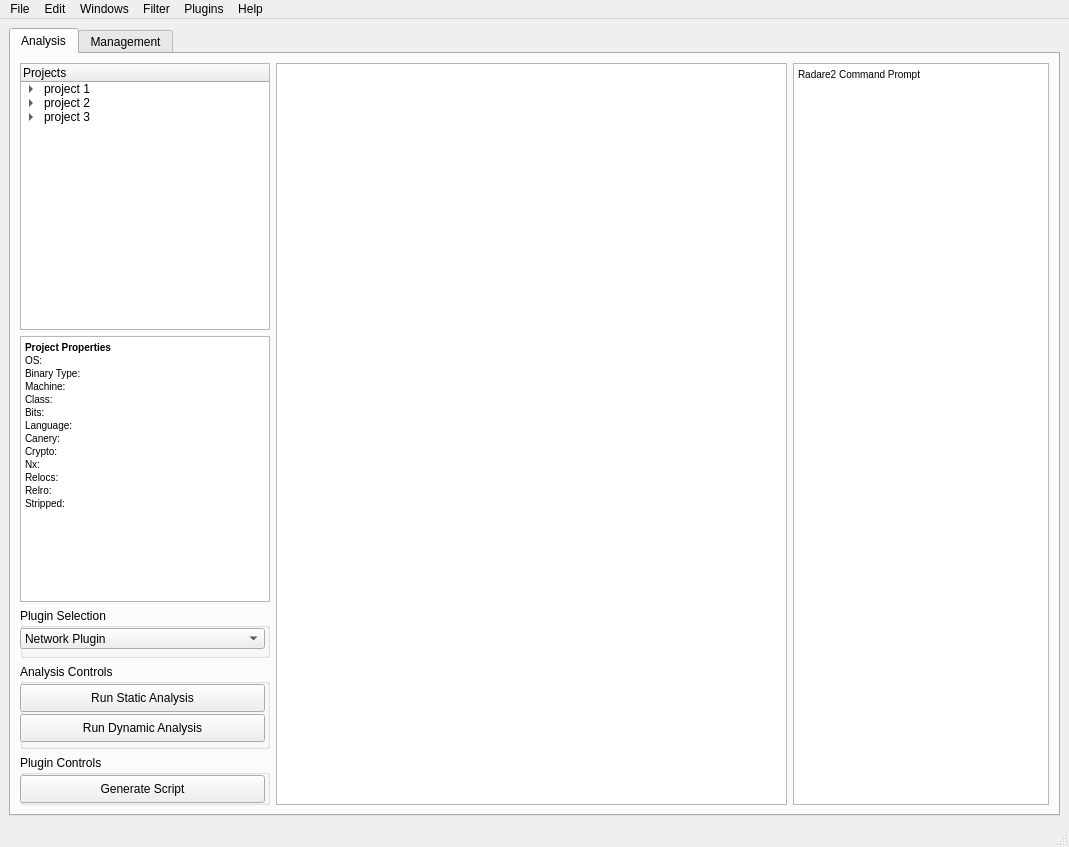
The window that GUI/BATT5_GUI.ui (adalio0/BATT5) describes before a commit, drawn with Qt 5.
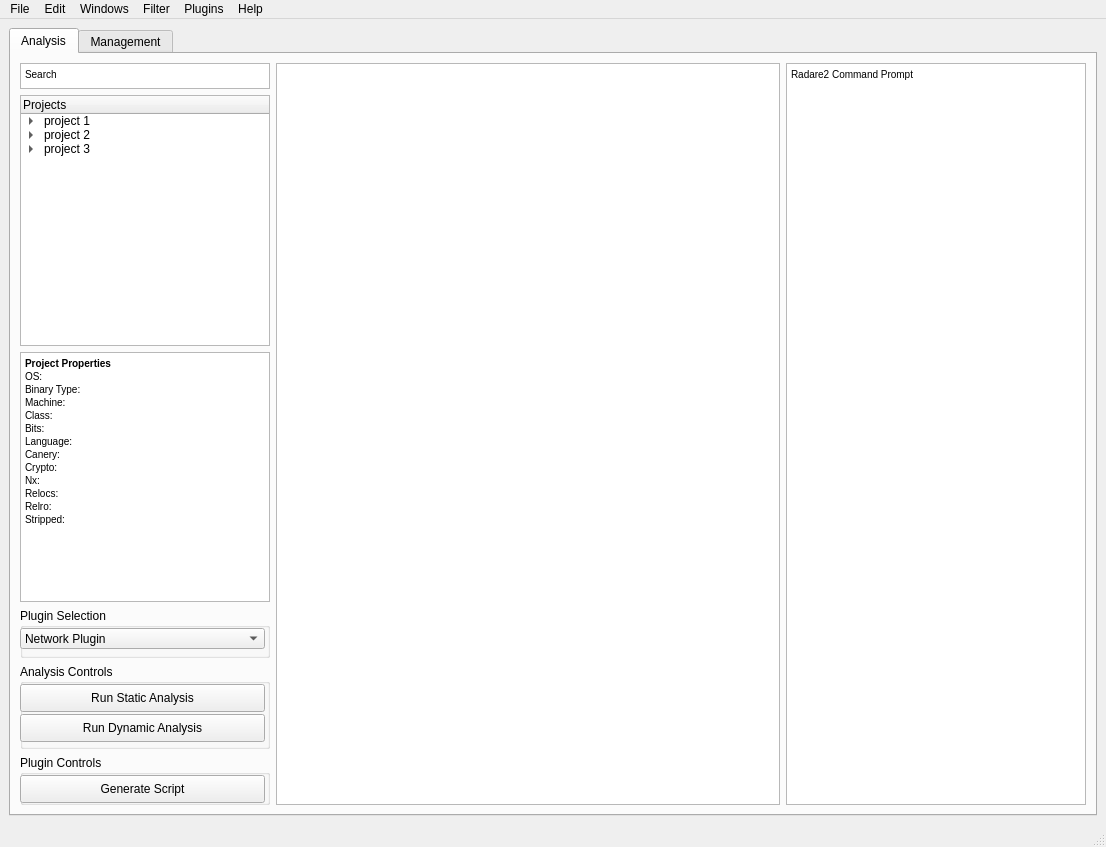
The same window after the commit.

Commit message: [#1] Added search and open menu tab

What changed in the file:
```diff
--- a/GUI/BATT5_GUI.ui
+++ b/GUI/BATT5_GUI.ui
@@ -6,7 +6,7 @@
    <rect>
     <x>0</x>
     <y>0</y>
-    <width>1069</width>
+    <width>1106</width>
     <height>847</height>
    </rect>
   </property>
@@ -29,6 +29,23 @@
          <layout class="QHBoxLayout" name="horizontalLayout_3">
           <item>
            <layout class="QVBoxLayout" name="verticalLayout">
+            <item alignment="Qt::AlignLeft">
+             <widget class="QTextEdit" name="textEdit_3">
+              <property name="maximumSize">
+               <size>
+                <width>16777215</width>
+                <height>26</height>
+               </size>
+              </property>
+              <property name="html">
+               <string>&lt;!DOCTYPE HTML PUBLIC &quot;-//W3C//DTD HTML 4.0//EN&quot; &quot;http://www.w3.org/TR/REC-html40/strict.dtd&quot;&gt;
+&lt;html&gt;&lt;head&gt;&lt;meta name=&quot;qrichtext&quot; content=&quot;1&quot; /&gt;&lt;style type=&quot;text/css&quot;&gt;
+p, li { white-space: pre-wrap; }
+&lt;/style&gt;&lt;/head&gt;&lt;body style=&quot; font-family:'MS Shell Dlg 2'; font-size:7.8pt; font-weight:400; font-style:normal;&quot;&gt;
+&lt;p style=&quot; margin-top:0px; margin-bottom:0px; margin-left:0px; margin-right:0px; -qt-block-indent:0; text-indent:0px;&quot;&gt;Search&lt;/p&gt;&lt;/body&gt;&lt;/html&gt;</string>
+              </property>
+             </widget>
+            </item>
             <item alignment="Qt::AlignLeft">
              <widget class="QTreeWidget" name="projectNavigator">
               <property name="minimumSize">
@@ -263,6 +280,12 @@
          <layout class="QHBoxLayout" name="horizontalLayout_4">
           <item alignment="Qt::AlignRight">
            <widget class="QTextEdit" name="textEdit">
+            <property name="minimumSize">
+             <size>
+              <width>300</width>
+              <height>0</height>
+             </size>
+            </property>
             <property name="html">
              <string>&lt;!DOCTYPE HTML PUBLIC &quot;-//W3C//DTD HTML 4.0//EN&quot; &quot;http://www.w3.org/TR/REC-html40/strict.dtd&quot;&gt;
 &lt;html&gt;&lt;head&gt;&lt;meta name=&quot;qrichtext&quot; content=&quot;1&quot; /&gt;&lt;style type=&quot;text/css&quot;&gt;
@@ -290,7 +313,7 @@
     <rect>
      <x>0</x>
      <y>0</y>
-     <width>1069</width>
+     <width>1106</width>
      <height>26</height>
     </rect>
    </property>
```
Left out of the diff: 6 changed lines with no effect on the pictures.
